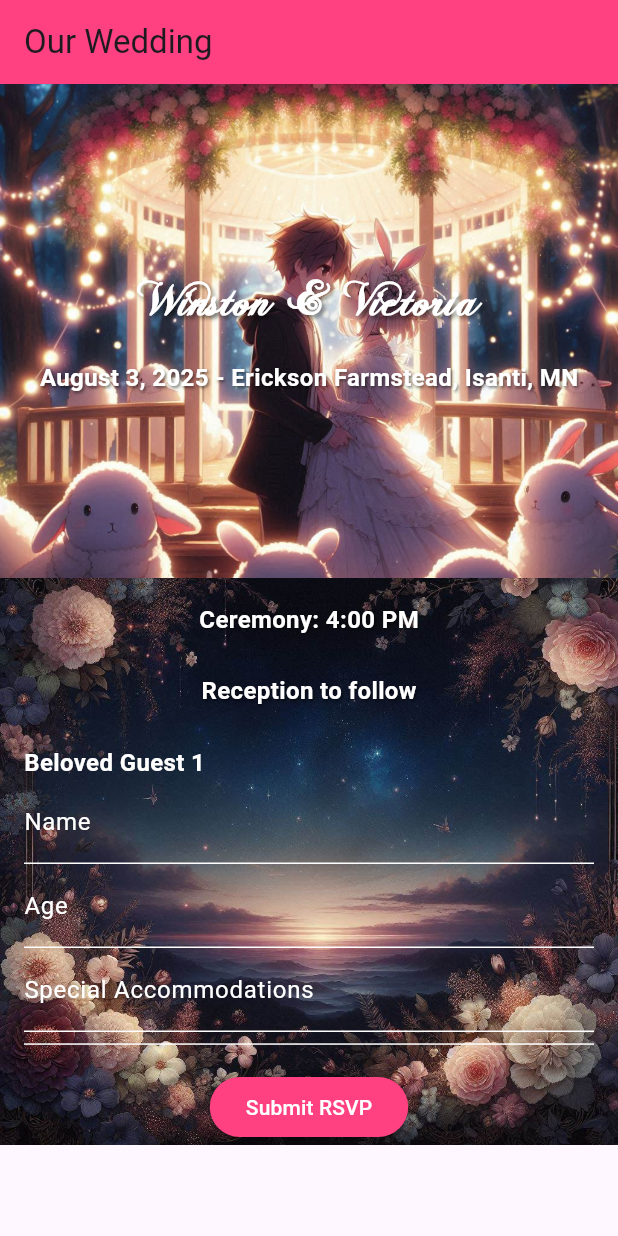
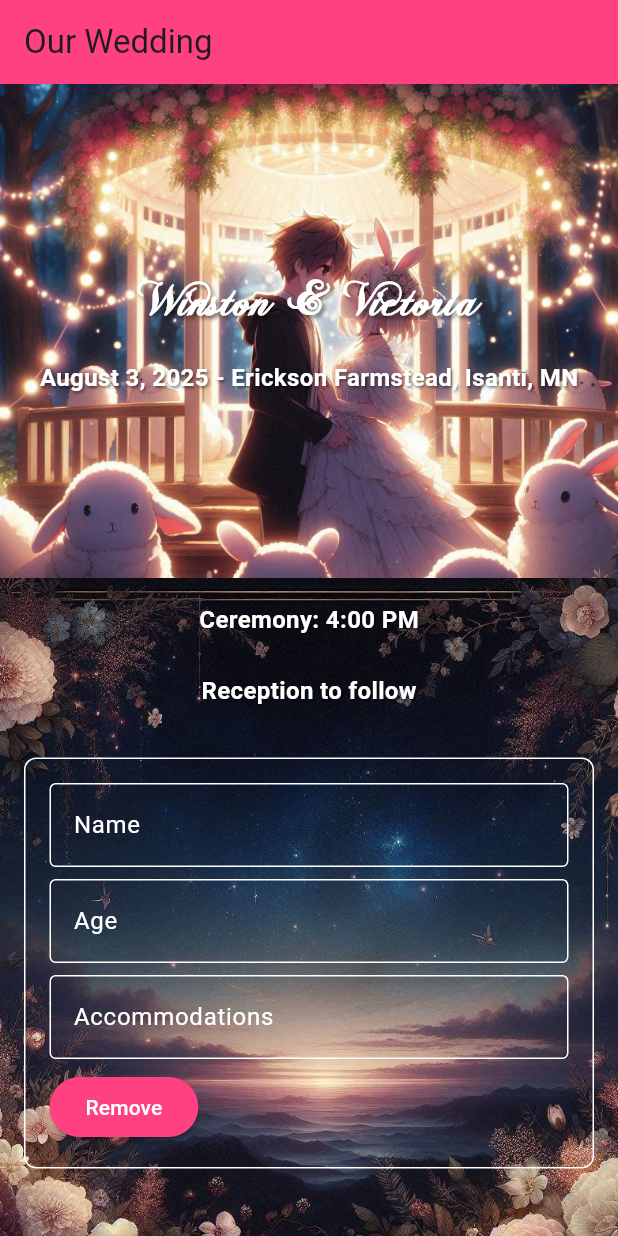
Before and after one commit to WinstonWaligora/wedding_wv, a Flutter app: the screen it shows after launch, on a phone screen of 412 x 824 dp. Run offline on Flutter 3.47's test engine with Material 3 defaults, Android fonts, the phone set to English and light mode, and no system bars.

Commit message:
button to delete added

```diff
--- a/lib/constants.dart
+++ b/lib/constants.dart
@@ -1,3 +1,4 @@
+// constants.dart
 import 'package:flutter/material.dart';
 
 const String weddingTitle = 'Our Wedding';
@@ -10,3 +11,5 @@ const double borderWidth = 20.0;
 const double headerHeightFactor = 0.4;
 const double spacingFactor = 0.02;
 const double paddingValue = 16.0;
+const double textFieldSpacing = 8.0;
+const double buttonSpacing = 8.0;
--- a/lib/details.dart
+++ /dev/null
@@ -1,59 +0,0 @@
-import 'package:flutter/material.dart';
-
-import 'constants.dart';
-import 'rsvp.dart';
-
-class WeddingDetails extends StatelessWidget {
-  @override
-  Widget build(BuildContext context) {
-    return Container(
-      width: MediaQuery.of(context).size.width,
-      decoration: const BoxDecoration(
-        image: DecorationImage(
-          image: AssetImage('assets/floral_background.jpg'),
-          fit: BoxFit.cover,
-        ),
-      ),
-      child: Padding(
-        padding: const EdgeInsets.all(paddingValue),
-        child: Column(
-          children: [
-            const Text(
-              ceremonyTime,
-              style: TextStyle(
-                fontSize: 16.0,
-                color: Colors.white,
-                fontWeight: FontWeight.bold,
-                shadows: [
-                  Shadow(
-                    offset: Offset(1.0, 1.0),
-                    blurRadius: 2.0,
-                    color: Colors.black54,
-                  ),
-                ],
-              ),
-            ),
-            SizedBox(height: MediaQuery.of(context).size.height * spacingFactor * 1.5),
-            const Text(
-              receptionInfo,
-              style: TextStyle(
-                fontSize: 16.0,
-                color: Colors.white,
-                fontWeight: FontWeight.bold,
-                shadows: [
-                  Shadow(
-                    offset: Offset(1.0, 1.0),
-                    blurRadius: 2.0,
-                    color: Colors.black54,
-                  ),
-                ],
-              ),
-            ),
-            SizedBox(height: MediaQuery.of(context).size.height * spacingFactor * 1.5),
-            const RSVP(),
-          ],
-        ),
-      ),
-    );
-  }
-}
--- a/lib/guest.dart
+++ /dev/null
@@ -1,52 +0,0 @@
-import 'package:flutter/material.dart';
-
-class Guest {
-  String? name;
-  int? age;
-  String? accommodations;
-
-  Guest({
-    this.name,
-    this.age,
-    this.accommodations,
-  });
-}
-
-class GuestDetails extends StatelessWidget {
-  final Guest guest;
-  final ValueChanged<String> onNameChanged;
-  final ValueChanged<int?> onAgeChanged;
-  final ValueChanged<String> onAccommodationsChanged;
-
-  const GuestDetails({
-    required this.guest,
-    required this.onNameChanged,
-    required this.onAgeChanged,
-    required this.onAccommodationsChanged,
-  });
-
-  @override
-  Widget build(BuildContext context) {
-    return Column(
-      crossAxisAlignment: CrossAxisAlignment.start,
-      children: [
-        TextField(
-          decoration: InputDecoration(labelText: 'Name'),
-          controller: TextEditingController(text: guest.name),
-          onChanged: onNameChanged,
-        ),
-        TextField(
-          decoration: InputDecoration(labelText: 'Age'),
-          controller: TextEditingController(text: guest.age?.toString()),
-          keyboardType: TextInputType.number,
-          onChanged: (value) => onAgeChanged(int.tryParse(value)),
-        ),
-        TextField(
-          decoration: InputDecoration(labelText: 'Accommodations'),
-          controller: TextEditingController(text: guest.accommodations),
-          onChanged: onAccommodationsChanged,
-        ),
-      ],
-    );
-  }
-}
--- /dev/null
+++ b/lib/guest_details.dart
@@ -0,0 +1,101 @@
+import 'package:flutter/material.dart';
+
+import 'constants.dart';
+
+class Guest {
+  String? name;
+  int? age;
+  String? accommodations;
+
+  Guest({this.name, this.age, this.accommodations});
+}
+
+class GuestDetails extends StatelessWidget {
+  final Guest guest;
+  final ValueChanged<String> onNameChanged;
+  final ValueChanged<int?> onAgeChanged;
+  final ValueChanged<String> onAccommodationsChanged;
+  final VoidCallback onRemove;
+
+  const GuestDetails({super.key,
+    required this.guest,
+    required this.onNameChanged,
+    required this.onAgeChanged,
+    required this.onAccommodationsChanged,
+    required this.onRemove,
+  });
+
+  @override
+  Widget build(BuildContext context) {
+    return Container(
+      decoration: BoxDecoration(
+        border: Border.all(color: Colors.white),
+        borderRadius: BorderRadius.circular(8.0),
+      ),
+      padding: const EdgeInsets.all(paddingValue),
+      margin: const EdgeInsets.symmetric(vertical: textFieldSpacing),
+      child: Column(
+        crossAxisAlignment: CrossAxisAlignment.start,
+        children: [
+          TextField(
+            decoration: const InputDecoration(
+              labelText: 'Name',
+              labelStyle: TextStyle(color: Colors.white),
+              enabledBorder: OutlineInputBorder(
+                borderSide: BorderSide(color: Colors.white),
+              ),
+              focusedBorder: OutlineInputBorder(
+                borderSide: BorderSide(color: Colors.white),
+              ),
+            ),
+            style: const TextStyle(color: Colors.white),
+            controller: TextEditingController(text: guest.name),
+            onChanged: onNameChanged,
+          ),
+          const SizedBox(height: textFieldSpacing),
+          TextField(
+            decoration: const InputDecoration(
+              labelText: 'Age',
+              labelStyle: TextStyle(color: Colors.white),
+              enabledBorder: OutlineInputBorder(
+                borderSide: BorderSide(color: Colors.white),
+              ),
+              focusedBorder: OutlineInputBorder(
+                borderSide: BorderSide(color: Colors.white),
+              ),
+            ),
+            style: const TextStyle(color: Colors.white),
+            controller: TextEditingController(text: guest.age?.toString()),
+            keyboardType: TextInputType.number,
+            onChanged: (value) => onAgeChanged(int.tryParse(value)),
+          ),
+          const SizedBox(height: textFieldSpacing),
+          TextField(
+            decoration: const InputDecoration(
+              labelText: 'Accommodations',
+              labelStyle: TextStyle(color: Colors.white),
+              enabledBorder: OutlineInputBorder(
+                borderSide: BorderSide(color: Colors.white),
+              ),
+              focusedBorder: OutlineInputBorder(
+                borderSide: BorderSide(color: Colors.white),
+              ),
+            ),
+            style: const TextStyle(color: Colors.white),
+            controller: TextEditingController(text: guest.accommodations),
+            onChanged: onAccommodationsChanged,
+          ),
+          const SizedBox(height: buttonSpacing),
+          ElevatedButton(
+            onPressed: onRemove,
+            style: ElevatedButton.styleFrom(
+              foregroundColor: Colors.white,
+              backgroundColor: Colors.pinkAccent,
+            ),
+            child: const Text('Remove'),
+          ),
+        ],
+      ),
+    );
+  }
+}
--- a/lib/header.dart
+++ b/lib/header.dart
@@ -2,6 +2,8 @@ import 'package:flutter/material.dart';
 import 'constants.dart';
 
 class WeddingHeader extends StatelessWidget {
+  const WeddingHeader({super.key});
+
   @override
   Widget build(BuildContext context) {
     return Container(
--- a/lib/main.dart
+++ b/lib/main.dart
@@ -1,7 +1,7 @@
 import 'package:flutter/material.dart';
-import 'details.dart';
+import 'constants.dart';
 import 'header.dart';
-import 'constants.dart'; // Import the constants file
+import 'wedding_details.dart';
 
 void main() {
   runApp(const MyApp());
@@ -31,7 +31,7 @@ class MyApp extends StatelessWidget {
                       )
                     : null,
               ),
-              child: SingleChildScrollView(
+              child: const SingleChildScrollView(
                 child: Column(
                   children: [
                     WeddingHeader(),
--- a/lib/rsvp.dart
+++ b/lib/rsvp.dart
@@ -1,164 +1,68 @@
 import 'package:flutter/material.dart';
-import 'guest.dart';
+import 'guest_details.dart';
 
-class RSVP extends StatefulWidget {
-  const RSVP({super.key});
+class RSVPForm extends StatefulWidget {
+  const RSVPForm({super.key});
 
   @override
-  RSVPState createState() => RSVPState();
+  RSVPFormState createState() => RSVPFormState();
 }
 
-class RSVPState extends State<RSVP> {
-  final List<Map<String, dynamic>> _guests = [
-    {'name': '', 'age': '', 'accommodations': ''}
+class RSVPFormState extends State<RSVPForm> {
+  final List<Guest> _guests = [
+    Guest(name: '', age: null, accommodations: ''),
   ];
-  final GlobalKey<AnimatedListState> _listKey = GlobalKey<AnimatedListState>();
 
-  void _updateGuest(int index, String field, String value) {
+  void _updateGuestName(int index, String name) {
     setState(() {
-      _guests[index][field] = value;
-
-      // Add a new form if the last form is not empty
-      if (_guests.last['name'].isNotEmpty ||
-          _guests.last['age'].isNotEmpty ||
-          _guests.last['accommodations'].isNotEmpty) {
-        _guests.add({'name': '', 'age': '', 'accommodations': ''});
-        _listKey.currentState?.insertItem(
-          _guests.length - 1,
-          duration: const Duration(seconds: 1), // Set the duration to 1 second
-        );
-      }
-
-      // Remove the guest if its contents are empty and it's not the last guest
-      if (_guests[index]['name'].isEmpty &&
-          _guests[index]['age'].isEmpty &&
-          _guests[index]['accommodations'].isEmpty) {
-        final removedGuest = _guests.removeAt(index);
-        _listKey.currentState?.removeItem(
-          index,
-          (context, animation) => SizeTransition(
-            sizeFactor: animation,
-            axisAlignment: 0.0,
-            child: FadeTransition(
-              opacity: animation,
-              child: Container(
-                margin: const EdgeInsets.symmetric(vertical: 100),
-              ),
-            ),
-          ),
-          duration: const Duration(
-              seconds: 1), // Set the duration for the removal animation
-        );
-      }
+      _guests[index].name = name;
+      _addNewGuestIfNeeded();
     });
   }
 
-  void _submitRSVP() {
-    // Handle RSVP submission logic here
-    showDialog(
-      context: context,
-      builder: (context) => AlertDialog(
-        title: const Text('RSVP Confirmation'),
-        content: Text(
-            'You have reserved for ${_guests.length - 1} ${_guests.length - 1 == 1 ? 'person' : 'people'}.'),
-        actions: [
-          TextButton(
-            onPressed: () => Navigator.of(context).pop(),
-            child: const Text('OK'),
-          ),
-        ],
-      ),
-    );
+  void _updateGuestAge(int index, int? age) {
+    setState(() {
+      _guests[index].age = age;
+      _addNewGuestIfNeeded();
+    });
+  }
+
+  void _updateGuestAccommodations(int index, String accommodations) {
+    setState(() {
+      _guests[index].accommodations = accommodations;
+      _addNewGuestIfNeeded();
+    });
+  }
+
+  void _addNewGuestIfNeeded() {
+    if (_guests.last.name != null ||
+        _guests.last.age != null ||
+        _guests.last.accommodations != null) {
+      _guests.add(Guest(name: '', age: null, accommodations: ''));
+    }
+  }
+
+  void _removeGuest(int index) {
+    setState(() {
+      _guests.removeAt(index);
+    });
   }
 
   @override
   Widget build(BuildContext context) {
-    return AnimatedContainer(
-      duration: const Duration(milliseconds: 1000),
-      curve: Curves.easeInOut,
-      height: (_guests.length * 250),
-      child: Column(
-        children: [
-          AnimatedList(
-            key: _listKey,
-            shrinkWrap: true,
-            physics:
-                const NeverScrollableScrollPhysics(), // Prevent scrolling in AnimatedList
-            initialItemCount: _guests.length,
-            itemBuilder: (context, index, animation) {
-              return SizeTransition(
-                sizeFactor: animation,
-                child: Column(
-                  crossAxisAlignment: CrossAxisAlignment.start,
-                  children: [
-                    Text(
-                      'Beloved Guest ${index + 1}',
-                      style: const TextStyle(
-                        fontSize: 16.0,
-                        color: Colors.white,
-                        fontWeight: FontWeight.bold,
-                      ),
-                    ),
-                    TextField(
-                      style: const TextStyle(color: Colors.white),
-                      decoration: const InputDecoration(
-                        labelText: 'Name',
-                        labelStyle: TextStyle(color: Colors.white),
-                        enabledBorder: UnderlineInputBorder(
-                          borderSide: BorderSide(color: Colors.white),
-                        ),
-                        focusedBorder: UnderlineInputBorder(
-                          borderSide: BorderSide(color: Colors.white),
-                        ),
-                      ),
-                      onChanged: (value) => _updateGuest(index, 'name', value),
-                    ),
-                    TextField(
-                      style: const TextStyle(color: Colors.white),
-                      keyboardType: TextInputType.number,
-                      decoration: const InputDecoration(
-                        labelText: 'Age',
-                        labelStyle: TextStyle(color: Colors.white),
-                        enabledBorder: UnderlineInputBorder(
-                          borderSide: BorderSide(color: Colors.white),
-                        ),
-                        focusedBorder: UnderlineInputBorder(
-                          borderSide: BorderSide(color: Colors.white),
-                        ),
-                      ),
-                      onChanged: (value) => _updateGuest(index, 'age', value),
-                    ),
-                    TextField(
-                      style: const TextStyle(color: Colors.white),
-                      decoration: const InputDecoration(
-                        labelText: 'Special Accommodations',
-                        labelStyle: TextStyle(color: Colors.white),
-                        enabledBorder: UnderlineInputBorder(
-                          borderSide: BorderSide(color: Colors.white),
-                        ),
-                        focusedBorder: UnderlineInputBorder(
-                          borderSide: BorderSide(color: Colors.white),
-                        ),
-                      ),
-                      onChanged: (value) =>
-                          _updateGuest(index, 'accommodations', value),
-                    ),
-                    const Divider(color: Colors.white, thickness: 1.0),
-                    const SizedBox(height: 10),
-                  ],
-                ),
-              );
-            },
-          ),
-          ElevatedButton(
-            style: ElevatedButton.styleFrom(
-              backgroundColor: Colors.pinkAccent,
-              foregroundColor: Colors.white,
-            ),
-            onPressed: _submitRSVP,
-            child: const Text('Submit RSVP'),
-          ),
-        ],
+    return SizedBox(
+      height: MediaQuery.of(context).size.height * 0.5, // Adjust the height as needed
+      child: ListView.builder(
+        itemCount: _guests.length,
+        itemBuilder: (context, index) {
+          return GuestDetails(
+            guest: _guests[index],
+            onNameChanged: (name) => _updateGuestName(index, name),
+            onAgeChanged: (age) => _updateGuestAge(index, age),
+            onAccommodationsChanged: (accommodations) => _updateGuestAccommodations(index, accommodations),
+            onRemove: () => _removeGuest(index),
+          );
+        },
       ),
     );
   }
--- /dev/null
+++ b/lib/wedding_details.dart
@@ -0,0 +1,62 @@
+import 'package:flutter/material.dart';
+import 'constants.dart';
+import 'rsvp.dart';
+
+class WeddingDetails extends StatelessWidget {
+  const WeddingDetails({super.key});
+
+  @override
+  Widget build(BuildContext context) {
+    return Container(
+      width: MediaQuery.of(context).size.width,
+      decoration: const BoxDecoration(
+        image: DecorationImage(
+          image: AssetImage('assets/floral_background.jpg'),
+          fit: BoxFit.cover,
+        ),
+      ),
+      child: Padding(
+        padding: const EdgeInsets.all(paddingValue),
+        child: SingleChildScrollView(
+          child: Column(
+            children: [
+              const Text(
+                ceremonyTime,
+                style: TextStyle(
+                  fontSize: 16.0,
+                  color: Colors.white,
+                  fontWeight: FontWeight.bold,
+                  shadows: [
+                    Shadow(
+                      offset: Offset(1.0, 1.0),
+                      blurRadius: 2.0,
+                      color: Colors.black54,
+                    ),
+                  ],
+                ),
+              ),
+              SizedBox(height: MediaQuery.of(context).size.height * spacingFactor * 1.5),
+              const Text(
+                receptionInfo,
+                style: TextStyle(
+                  fontSize: 16.0,
+                  color: Colors.white,
+                  fontWeight: FontWeight.bold,
+                  shadows: [
+                    Shadow(
+                      offset: Offset(1.0, 1.0),
+                      blurRadius: 2.0,
+                      color: Colors.black54,
+                    ),
+                  ],
+                ),
+              ),
+              SizedBox(height: MediaQuery.of(context).size.height * spacingFactor * 1.5),
+              const RSVPForm(),
+            ],
+          ),
+        ),
+      ),
+    );
+  }
+}
```
